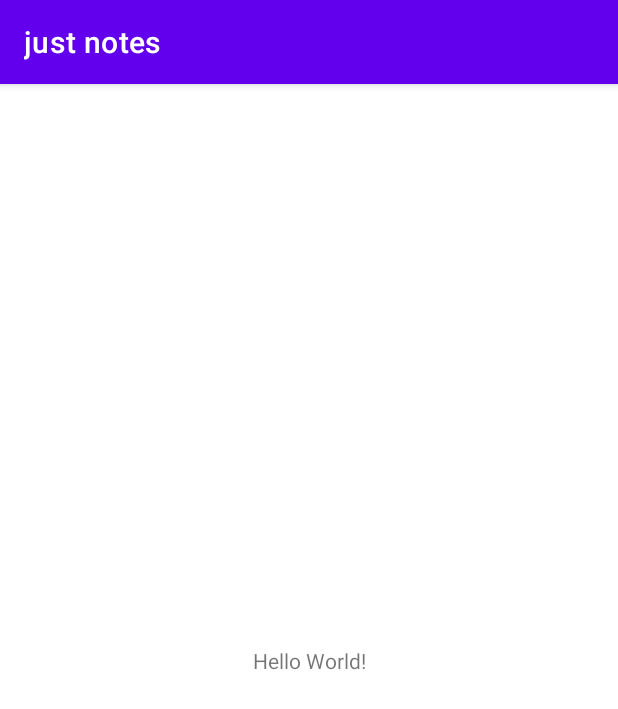
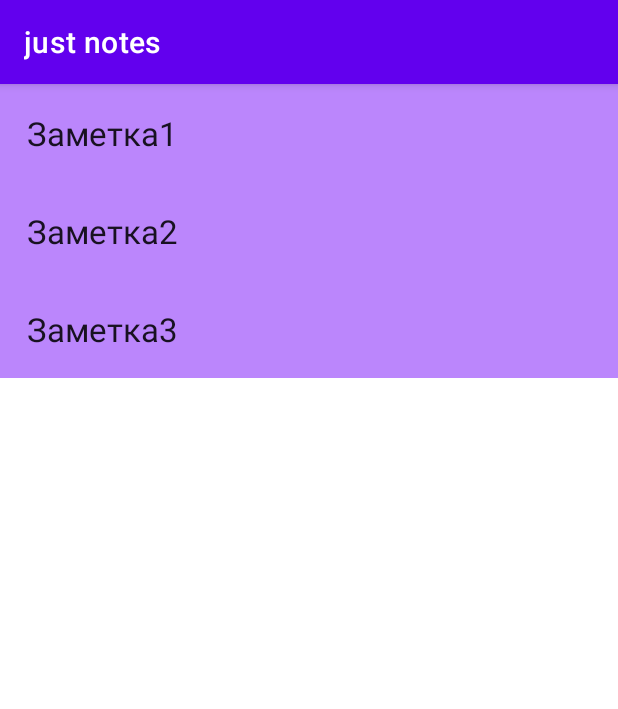
Before and after one commit to ErlichBachmanRU/just_notes, an Android app: the screen it shows after launch (MainActivity), on a phone screen of 412 x 824 dp. Shown: the top 709 px of the screen. Run offline under Robolectric (Android 15) with nearby library versions, the phone set to English and light mode, and no system bars.

Commit message:
Сделал фрагменты для обоих активити только в портретном режиме. Для планшетного режима не доделал. С дата-диалогпикер тоже пока не разобрался.

```diff
--- a/app/src/main/AndroidManifest.xml
+++ b/app/src/main/AndroidManifest.xml
@@ -10,7 +10,10 @@
         android:supportsRtl="true"
         android:theme="@style/Theme.JustNotes">
         <activity
-            android:name=".MainActivity"
+            android:name=".ui.noteBody.NoteBodyActivity"
+            android:exported="true" />
+        <activity
+            android:name=".ui.MainActivity"
             android:exported="true">
             <intent-filter>
                 <action android:name="android.intent.action.MAIN" />
--- /dev/null
+++ b/app/src/main/java/com/example/justnotes/domain/Note.java
@@ -0,0 +1,57 @@
+package com.example.justnotes.domain;
+
+
+import android.os.Parcel;
+import android.os.Parcelable;
+
+import androidx.annotation.StringRes;
+
+public class Note implements Parcelable {
+
+    @StringRes
+    private int nameNote ;
+
+    @StringRes
+    private int bodyNote ;
+
+    public Note(int nameNote, int bodyNote) {
+        this.nameNote = nameNote;
+        this.bodyNote = bodyNote;
+    }
+
+    protected Note(Parcel in) {
+        nameNote = in.readInt();
+        bodyNote = in.readInt();
+    }
+
+    public static final Creator<Note> CREATOR = new Creator<Note>() {
+        @Override
+        public Note createFromParcel(Parcel in) {
+            return new Note(in);
+        }
+
+        @Override
+        public Note[] newArray(int size) {
+            return new Note[size];
+        }
+    };
+
+    public int getNameNote() {
+        return nameNote;
+    }
+
+    public int getBodyNote() {
+        return bodyNote;
+    }
+
+    @Override
+    public int describeContents() {
+        return 0;
+    }
+
+    @Override
+    public void writeToParcel(Parcel parcel, int i) {
+        parcel.writeInt(nameNote);
+        parcel.writeInt(bodyNote);
+    }
+}
--- /dev/null
+++ b/app/src/main/java/com/example/justnotes/domain/NoteRepository.java
@@ -0,0 +1,7 @@
+package com.example.justnotes.domain;
+
+import java.util.List;
+
+public interface NoteRepository {
+    List<Note> getNotes() ;
+}
--- /dev/null
+++ b/app/src/main/java/com/example/justnotes/domain/SomeNotesRepo.java
@@ -0,0 +1,21 @@
+package com.example.justnotes.domain;
+
+import com.example.justnotes.R;
+
+import java.util.ArrayList;
+import java.util.List;
+
+public class SomeNotesRepo implements NoteRepository{
+
+    @Override
+    public List<Note> getNotes() {
+        ArrayList<Note> notes = new ArrayList<>();
+
+        notes.add(new Note(R.string.name_note1,R.string.body_name_note1));
+        notes.add(new Note(R.string.name_note2,R.string.body_name_note2));
+        notes.add(new Note(R.string.name_note3,R.string.body_name_note3));
+
+
+        return notes;
+    }
+}
--- /dev/null
+++ b/app/src/main/java/com/example/justnotes/ui/noteList/NotesListFragment.java
@@ -0,0 +1,66 @@
+package com.example.justnotes.ui.noteList;
+
+import android.content.Intent;
+import android.os.Bundle;
+import android.view.LayoutInflater;
+import android.view.View;
+import android.widget.LinearLayout;
+import android.widget.TextView;
+import android.widget.Toast;
+
+import androidx.annotation.NonNull;
+import androidx.annotation.Nullable;
+import androidx.fragment.app.Fragment;
+
+import com.example.justnotes.R;
+import com.example.justnotes.domain.Note;
+import com.example.justnotes.domain.SomeNotesRepo;
+import com.example.justnotes.ui.noteBody.NoteBodyActivity;
+
+import java.util.List;
+
+public class NotesListFragment extends Fragment implements NotesListView {
+
+    private NotesListPresenter presenter;
+    private LinearLayout container;
+
+    public NotesListFragment(){
+        super(R.layout.fragment_note_list);
+    }
+
+    @Override
+    public void onCreate(@Nullable Bundle savedInstanceState) {
+        super.onCreate(savedInstanceState);
+
+        presenter = new NotesListPresenter(this, new SomeNotesRepo());
+    }
+
+    @Override
+    public void onViewCreated(@NonNull View view, @Nullable Bundle savedInstanceState) {
+        super.onViewCreated(view, savedInstanceState);
+        container = view.findViewById(R.id.list_notes);
+        presenter.requestNotes();
+    }
+
+    @Override
+    public void showNotes(List<Note> notes) {
+        for (Note note : notes) {
+            View noteItem = LayoutInflater.from(requireContext()).inflate(R.layout.item_note, container, false);
+
+            noteItem.setOnClickListener(new View.OnClickListener() {
+                @Override
+                public void onClick(View view) {
+                    Intent intent = new Intent(requireContext(), NoteBodyActivity.class);
+                    intent.putExtra(NoteBodyActivity.ARG_NOTE_BODY,note);
+                    startActivity(intent);
+                    Toast.makeText(requireContext(),note.getNameNote(), Toast.LENGTH_SHORT).show();
+                }
+            });
+            TextView noteName = noteItem.findViewById(R.id.name_list_item);
+            noteName.setText(note.getNameNote());
+
+
+            container.addView(noteItem);
+        }
+    }
+}
--- /dev/null
+++ b/app/src/main/java/com/example/justnotes/ui/noteList/NotesListPresenter.java
@@ -0,0 +1,25 @@
+package com.example.justnotes.ui.noteList;
+
+import com.example.justnotes.domain.Note;
+import com.example.justnotes.domain.SomeNotesRepo;
+
+import java.util.List;
+
+public class NotesListPresenter {
+
+    private final NotesListView view;
+
+    private final SomeNotesRepo repository;
+
+    public NotesListPresenter(NotesListView view, SomeNotesRepo repository) {
+        this.view = view;
+        this.repository = repository;
+    }
+
+    public void requestNotes() {
+        List<Note> gaveNotes = repository.getNotes();
+
+        view.showNotes(gaveNotes);
+
+    }
+}
--- /dev/null
+++ b/app/src/main/java/com/example/justnotes/ui/noteList/NotesListView.java
@@ -0,0 +1,10 @@
+package com.example.justnotes.ui.noteList;
+
+import com.example.justnotes.domain.Note;
+
+import java.util.List;
+
+public interface NotesListView {
+
+    void showNotes(List<Note> notes);
+}
--- a/app/src/main/res/layout/activity_main.xml
+++ b/app/src/main/res/layout/activity_main.xml
@@ -1,18 +1,8 @@
 <?xml version="1.0" encoding="utf-8"?>
-<androidx.constraintlayout.widget.ConstraintLayout xmlns:android="http://schemas.android.com/apk/res/android"
-    xmlns:app="http://schemas.android.com/apk/res-auto"
+<androidx.fragment.app.FragmentContainerView xmlns:android="http://schemas.android.com/apk/res/android"
     xmlns:tools="http://schemas.android.com/tools"
+    android:id="@+id/container_note_list"
+    android:name="com.example.justnotes.ui.noteList.NotesListFragment"
     android:layout_width="match_parent"
     android:layout_height="match_parent"
-    tools:context=".MainActivity">
-
-    <TextView
-        android:layout_width="wrap_content"
-        android:layout_height="wrap_content"
-        android:text="Hello World!"
-        app:layout_constraintBottom_toBottomOf="parent"
-        app:layout_constraintLeft_toLeftOf="parent"
-        app:layout_constraintRight_toRightOf="parent"
-        app:layout_constraintTop_toTopOf="parent" />
-
-</androidx.constraintlayout.widget.ConstraintLayout>
+    tools:context=".ui.MainActivity" />
--- /dev/null
+++ b/app/src/main/res/layout/fragment_note_list.xml
@@ -0,0 +1,12 @@
+<?xml version="1.0" encoding="utf-8"?>
+<androidx.core.widget.NestedScrollView xmlns:android="http://schemas.android.com/apk/res/android"
+    android:layout_width="match_parent"
+    android:layout_height="match_parent">
+    <LinearLayout
+    android:id="@+id/list_notes"
+    android:layout_width="match_parent"
+    android:layout_height="match_parent"
+    android:orientation="vertical"
+    android:background="@color/purple_200" />
+
+</androidx.core.widget.NestedScrollView>
--- /dev/null
+++ b/app/src/main/res/layout/item_note.xml
@@ -0,0 +1,9 @@
+<?xml version="1.0" encoding="utf-8"?>
+<TextView xmlns:android="http://schemas.android.com/apk/res/android"
+    android:layout_width="match_parent"
+    xmlns:tools="http://schemas.android.com/tools"
+    android:id="@+id/name_list_item"
+    android:layout_height="match_parent"
+    android:padding="@dimen/default_padding"
+    android:textAppearance="@style/TextAppearance.AppCompat.Large"
+     />
--- /dev/null
+++ b/app/src/main/res/values/dimens.xml
@@ -0,0 +1,4 @@
+<?xml version="1.0" encoding="utf-8"?>
+<resources>
+    <dimen name="default_padding">18dp</dimen>
+</resources>
--- a/app/src/main/res/values/strings.xml
+++ b/app/src/main/res/values/strings.xml
@@ -1,3 +1,9 @@
 <resources>
     <string name="app_name">just notes</string>
+    <string name="name_note1">Заметка1</string>
+    <string name="name_note2">Заметка2</string>
+    <string name="name_note3">Заметка3</string>
+    <string name="body_name_note1">Заметка1_тело_описание_заметки</string>
+    <string name="body_name_note2">Заметка2_тело_описание_заметки</string>
+    <string name="body_name_note3">Заметка3_тело_описание_заметки</string>
 </resources>
```
Also changed, not shown: app/src/main/java/com/example/justnotes/ui/MainActivity.java (renamed from app/src/main/java/com/example/justnotes/MainActivity.java, +6 -2 lines), app/src/main/java/com/example/justnotes/ui/noteBody/NoteBodyActivity.java (added, +27 -0 lines), app/src/main/java/com/example/justnotes/ui/noteBody/NoteBodyFragment.java (added, +41 -0 lines), app/src/main/res/layout/activity_note_body.xml (added, +10 -0 lines), app/src/main/res/layout/fragment_note_body.xml (added, +48 -0 lines).
